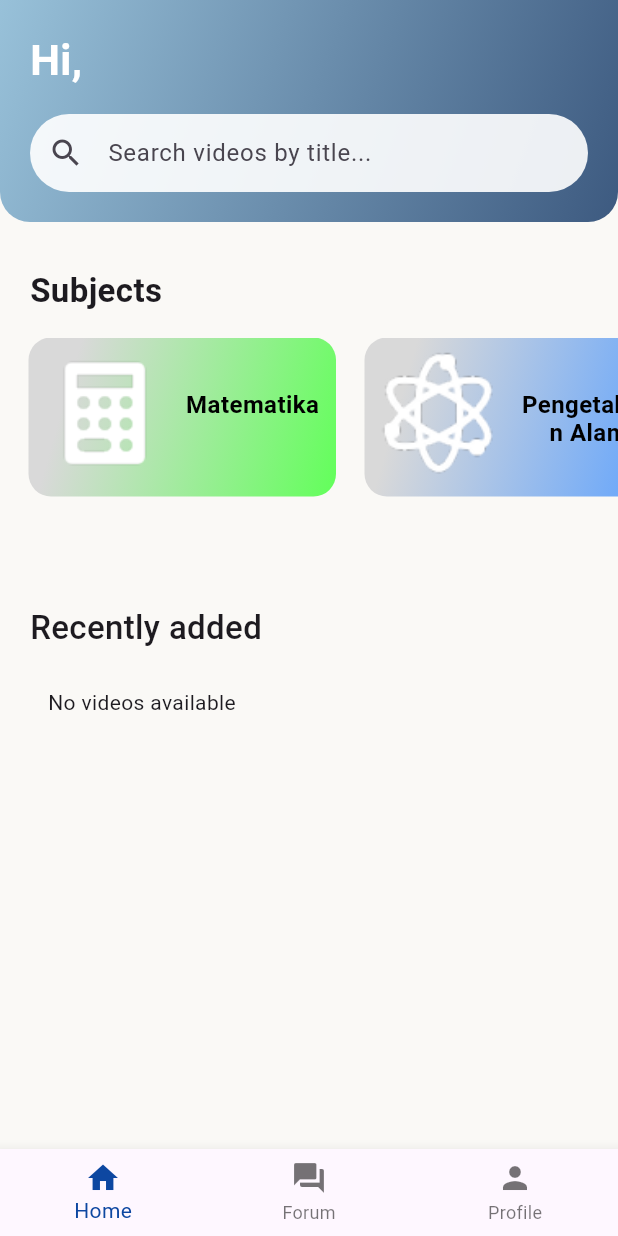
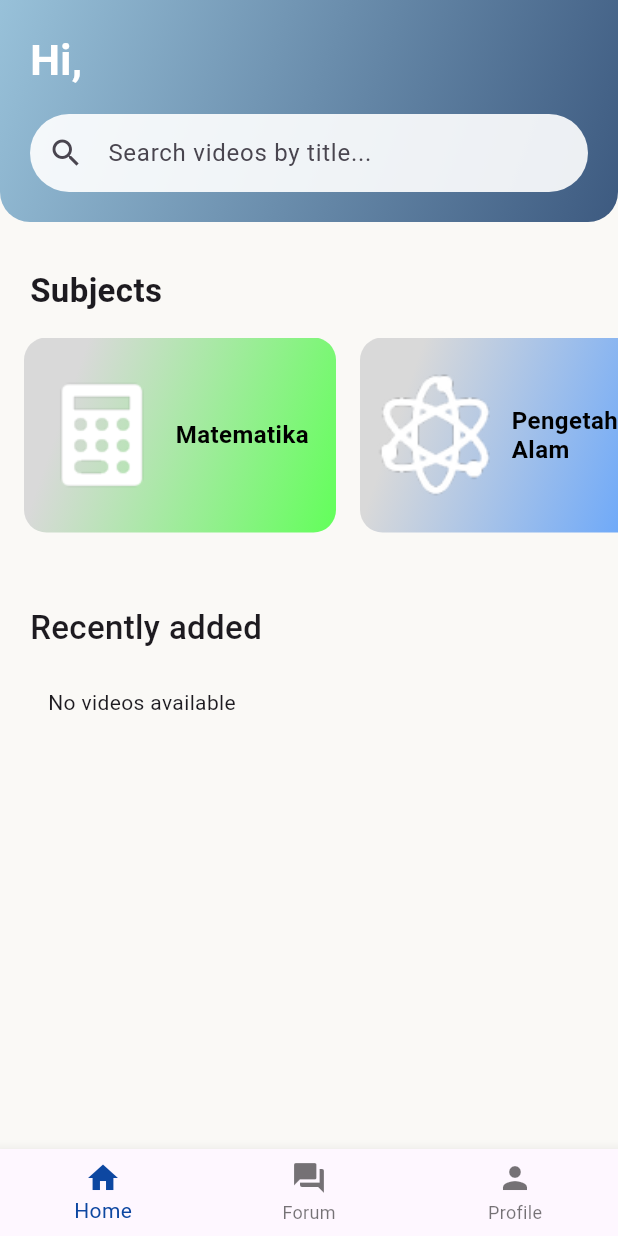
Before and after one commit to ReymonthaTarigan/PPL2-Edusign, a Flutter app: the HomePage screen opened directly, on a phone screen of 412 x 824 dp. Run offline on Flutter 3.47's test engine with Material 3 defaults, Android fonts, the phone set to English and light mode, and no system bars; our stand-ins replace auto_size_text, cloud_firestore, cloud_functions, file_picker, firebase_auth, firebase_core and 3 more; missing offline and left inert: youtube_explode_dart; accounts and stored records are empty; Roboto replaces fonts that are missing (Urbanist).

Commit message:
rapih box category

```diff
--- a/lib/homepage.dart
+++ b/lib/homepage.dart
@@ -1,5 +1,6 @@
 import 'package:flutter/material.dart';
 import 'package:cloud_firestore/cloud_firestore.dart';
+import 'package:auto_size_text/auto_size_text.dart';
 import 'getService/getdetail.dart';
 import 'auth.dart';
 import 'forum.dart';
@@ -392,55 +393,38 @@
         child: Container(
           width: 208,
           height: 106,
-          child: Stack(
+          decoration: BoxDecoration(
+            gradient: LinearGradient(
+              begin: const Alignment(-0.8, 0.0),
+              end: const Alignment(1.0, 1.0),
+              colors: gradientColors,
+            ),
+            borderRadius: BorderRadius.circular(15),
+          ),
+          child: Row(
+            crossAxisAlignment: CrossAxisAlignment.center,
             children: [
-              // 🔹 Background gradient
-              Positioned(
-                left: 3,
-                top: 0,
-                child: Container(
-                  width: 205,
-                  height: 106,
-                  decoration: ShapeDecoration(
-                    gradient: LinearGradient(
-                      begin: const Alignment(-0.8, 0.0), // gradient geser ke kiri
-                      end: const Alignment(1.0, 1.0),
-                      colors: gradientColors,
-                    ),
-                    shape: RoundedRectangleBorder(
-                      borderRadius: BorderRadius.circular(15),
-                    ),
-                  ),
+              // 🔹 Gambar ikon
+              Padding(
+                padding: const EdgeInsets.all(8.0),
+                child: Image.asset(
+                  iconPath,
+                  width: 85,
+                  height: 85,
+                  fit: BoxFit.contain,
                 ),
               ),
 
-              // 🔹 Gambar ikon
-              Positioned(
-                left: 10,
-                top: 8,
-                child: Container(
-                  width: 85,
-                  height: 85,
-                  decoration: BoxDecoration(
-                    image: DecorationImage(
-                      image: AssetImage(iconPath),
-                      fit: BoxFit.contain,
-                    ),
-                  ),
-                ),
-              ),
-
-              // 🔹 Teks kategori
-              Positioned(
-                left: 105,
-                top: 35,
-                child: SizedBox(
-                  width: 95,
+              // 🔹 Teks kategori (rata kiri + auto wrap)
+              Expanded(
+                child: Padding(
+                  padding: const EdgeInsets.only(right: 8.0),
                   child: Text(
                     title,
-                    textAlign: TextAlign.center,
+                    textAlign: TextAlign.left,
                     maxLines: 2,
                     overflow: TextOverflow.ellipsis,
+                    softWrap: true,
                     style: const TextStyle(
                       color: Colors.black,
                       fontSize: 16,
```
